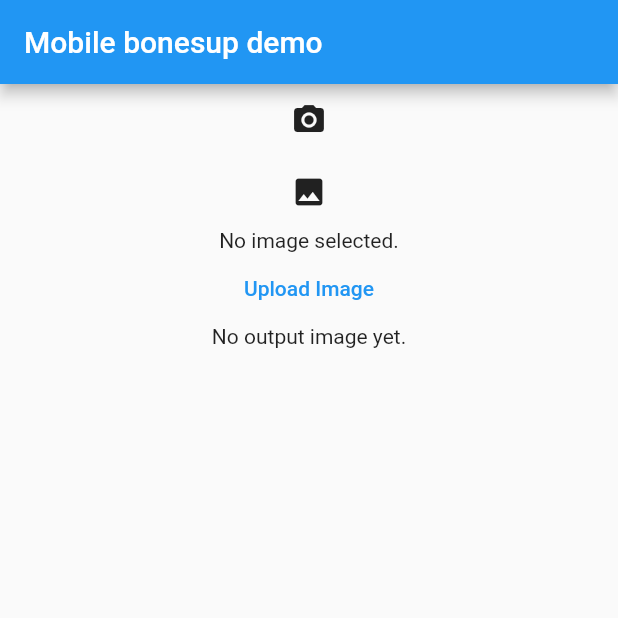
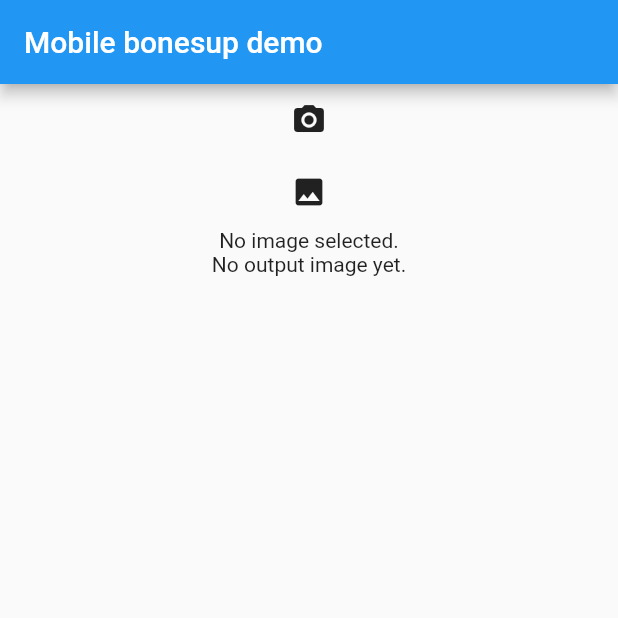
Before and after one commit to Promedius/moboneFlutter, a Flutter app: the screen it shows after launch, on a phone screen of 412 x 824 dp, the top half of it. Run offline on Flutter 3.47's test engine with Material 2 defaults, Android fonts, the phone set to English and light mode, and no system bars; our stand-ins replace image_picker.

Commit message:
촬영 혹은 이미지를 선택하면 바로 추론하도록 수정

```diff
--- a/lib/main.dart
+++ b/lib/main.dart
@@ -37,6 +37,7 @@ class _ImageUploaderState extends State<ImageUploader> {
 
     setState(() {
       _image = pickedFile;
+      _uploadImage();
     });
   }
 
@@ -45,6 +46,7 @@ class _ImageUploaderState extends State<ImageUploader> {
 
     setState(() {
       _image = pickedFile;
+      _uploadImage();
     });
   }
 
@@ -99,10 +101,6 @@ class _ImageUploaderState extends State<ImageUploader> {
               _image == null
                   ? const Text('No image selected.')
                   : Image.file(File(_image!.path)),
-              TextButton(
-                onPressed: _uploadImage,
-                child: const Text('Upload Image'),
-              ),
               _isUploading
                   ? const CircularProgressIndicator()
                   : _outputImage == null
```
